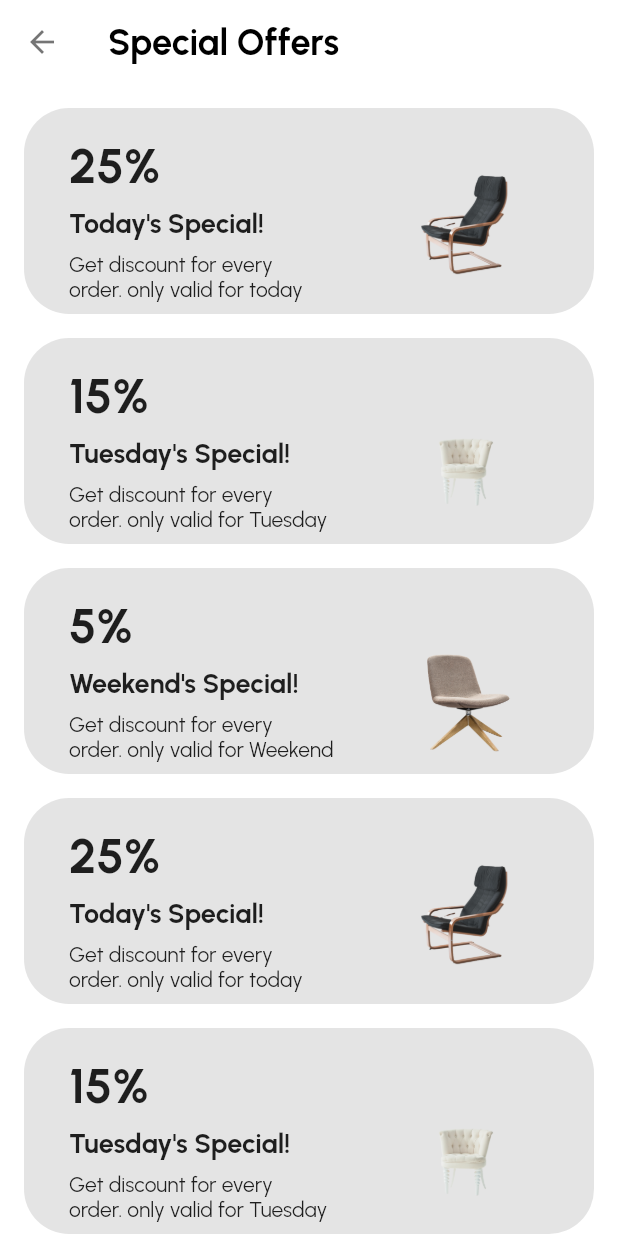
After one commit to hoajb/flutter-ecommerce-furniture, a Flutter app: the SpecialOfferPage screen opened by its route, on a phone screen of 412 x 824 dp. The commit adds this screen. Run offline on Flutter 3.47's test engine with Material 2 defaults, Android fonts, the phone set to English and light mode, and no system bars; our stand-ins replace font_awesome_flutter, shared_preferences; accounts and stored records are empty; project files that could hold a hidden picture were left out.

Commit message:
add special offers page

```diff
--- a/lib/config/routes/routes.dart
+++ b/lib/config/routes/routes.dart
@@ -7,6 +7,7 @@ import 'package:flutter_ecommerce_furniture/features/main/presentation/pages/mai
 import 'package:flutter_ecommerce_furniture/features/welcome/presentation/onboarding_page.dart';
 import 'package:flutter_ecommerce_furniture/features/welcome/presentation/welcome_page.dart';
 
+import '../../features/offer/presentation/special_offers_page.dart';
 import '../../features/product_list/presentation/page/most_popular_page.dart';
 
 class AppRoutes {
@@ -17,6 +18,7 @@ class AppRoutes {
   static const String register = '/register';
   static const String forgotPassword = '/forgot_password';
   static const String mostPopular = '/most_popular';
+  static const String specialOffers = '/special_offers';
 
   static Route<dynamic> generateRoute(RouteSettings settings) {
     switch (settings.name) {
@@ -34,6 +36,8 @@ class AppRoutes {
         return MaterialPageRoute(builder: (_) => ForgotPasswordPage());
       case mostPopular:
         return MaterialPageRoute(builder: (_) => const MostPopularPage());
+      case specialOffers:
+        return MaterialPageRoute(builder: (_) => const SpecialOfferPage());
       default:
         return MaterialPageRoute(
           builder: (_) => Scaffold(
--- a/lib/features/home/presentation/home_page.dart
+++ b/lib/features/home/presentation/home_page.dart
@@ -33,9 +33,11 @@ class _HomePageState extends State<HomePage> {
           ),
           const SizedBox(height: 16),
           HomeTitleRow(
-            title: 'Special Offer',
+            title: 'Special Offers',
             actionText: 'See All',
-            onActionPressed: () {},
+            onActionPressed: () {
+              Navigator.pushNamed(context, AppRoutes.specialOffers);
+            },
           ),
           const HomeBanners(),
           const SizedBox(height: 16),
--- a/lib/features/home/widgets/home_banners.dart
+++ b/lib/features/home/widgets/home_banners.dart
@@ -1,6 +1,8 @@
 import 'package:flutter/material.dart';
 import 'package:flutter_ecommerce_furniture/core/ext/buildcontext_ext.dart';
 import 'package:flutter_ecommerce_furniture/features/home/data/banner_entity.dart';
+
+import '../../offer/presentation/offer_banner.dart';
 
 const _colorBgLight = Color(0xffe4e4e4);
 const _colorBgDark = Color(0xff36383e);
@@ -65,7 +67,9 @@ class _HomeBannersState extends State<HomeBanners> {
               },
               itemCount: _banners.length,
               itemBuilder: (context, index) {
-                return _buildBannerView();
+                return OfferBanner(
+                  item: _banners[_currentPage],
+                );
               },
             ),
             Container(
@@ -97,44 +101,44 @@ class _HomeBannersState extends State<HomeBanners> {
     });
   }
 
-  Widget _buildBannerView() {
-    return Padding(
-      padding: const EdgeInsets.fromLTRB(30, 20, 20, 10),
-      child: Row(
-        children: [
-          Expanded(
-            flex: 6,
-            child: Column(
-              crossAxisAlignment: CrossAxisAlignment.start,
-              children: [
-                Text(
-                  _banners[_currentPage].discount,
-                  style: const TextStyle(
-                      fontSize: 32, fontWeight: FontWeight.bold),
-                ),
-                const SizedBox(height: 8),
-                Text(
-                  _banners[_currentPage].title,
-                  style: const TextStyle(
-                      fontSize: 18, fontWeight: FontWeight.bold),
-                ),
-                const SizedBox(height: 8),
-                Text(_banners[_currentPage].message),
-              ],
-            ),
-          ),
-          Expanded(
-            flex: 4,
-            child: Image.asset(
-              _banners[_currentPage].assetProductImage,
-              width: 180,
-              height: 180,
-            ),
-          ),
-        ],
-      ),
-    );
-  }
+  // Widget _buildBannerView() {
+  //   return Padding(
+  //     padding: const EdgeInsets.fromLTRB(30, 20, 20, 10),
+  //     child: Row(
+  //       children: [
+  //         Expanded(
+  //           flex: 6,
+  //           child: Column(
+  //             crossAxisAlignment: CrossAxisAlignment.start,
+  //             children: [
+  //               Text(
+  //                 _banners[_currentPage].discount,
+  //                 style: const TextStyle(
+  //                     fontSize: 32, fontWeight: FontWeight.bold),
+  //               ),
+  //               const SizedBox(height: 8),
+  //               Text(
+  //                 _banners[_currentPage].title,
+  //                 style: const TextStyle(
+  //                     fontSize: 18, fontWeight: FontWeight.bold),
+  //               ),
+  //               const SizedBox(height: 8),
+  //               Text(_banners[_currentPage].message),
+  //             ],
+  //           ),
+  //         ),
+  //         Expanded(
+  //           flex: 4,
+  //           child: Image.asset(
+  //             _banners[_currentPage].assetProductImage,
+  //             width: 180,
+  //             height: 180,
+  //           ),
+  //         ),
+  //       ],
+  //     ),
+  //   );
+  // }
 
   List<Widget> _buildPageIndicator() {
     List<Widget> indicators = [];
--- /dev/null
+++ b/lib/features/offer/presentation/offer_banner.dart
@@ -0,0 +1,49 @@
+import 'package:flutter/material.dart';
+
+import '../../home/data/banner_entity.dart';
+
+class OfferBanner extends StatelessWidget {
+  final BannerEntity item;
+
+  const OfferBanner({super.key, required this.item});
+
+  @override
+  Widget build(BuildContext context) {
+    return Padding(
+      padding: const EdgeInsets.fromLTRB(30, 20, 20, 10),
+      child: Row(
+        children: [
+          Expanded(
+            flex: 6,
+            child: Column(
+              crossAxisAlignment: CrossAxisAlignment.start,
+              children: [
+                Text(
+                  item.discount,
+                  style: const TextStyle(
+                      fontSize: 32, fontWeight: FontWeight.bold),
+                ),
+                const SizedBox(height: 8),
+                Text(
+                  item.title,
+                  style: const TextStyle(
+                      fontSize: 18, fontWeight: FontWeight.bold),
+                ),
+                const SizedBox(height: 8),
+                Text(item.message),
+              ],
+            ),
+          ),
+          Expanded(
+            flex: 4,
+            child: Image.asset(
+              item.assetProductImage,
+              width: 180,
+              height: 180,
+            ),
+          ),
+        ],
+      ),
+    );
+  }
+}
--- /dev/null
+++ b/lib/features/offer/presentation/special_offers_page.dart
@@ -0,0 +1,105 @@
+import 'package:flutter/material.dart';
+import 'package:flutter_ecommerce_furniture/core/ext/buildcontext_ext.dart';
+import 'package:flutter_ecommerce_furniture/features/offer/presentation/offer_banner.dart';
+
+import '../../home/data/banner_entity.dart';
+
+const _colorBgLight = Color(0xffe4e4e4);
+const _colorBgDark = Color(0xff36383e);
+
+final List<BannerEntity> _banners = [
+  BannerEntity(
+      assetProductImage: 'assets/images/product-chair-1-removebg.png',
+      discount: '25%',
+      title: 'Today\'s Special!',
+      message: 'Get discount for every\norder. only valid for today'),
+  BannerEntity(
+      assetProductImage: 'assets/images/product-sofa-removebg-1.png',
+      discount: '15%',
+      title: 'Tuesday\'s Special!',
+      message: 'Get discount for every\norder. only valid for Tuesday'),
+  BannerEntity(
+      assetProductImage: 'assets/images/product-sofa-removebg-2.png',
+      discount: '5%',
+      title: 'Weekend\'s Special!',
+      message: 'Get discount for every\norder. only valid for Weekend'),
+  BannerEntity(
+      assetProductImage: 'assets/images/product-chair-1-removebg.png',
+      discount: '25%',
+      title: 'Today\'s Special!',
+      message: 'Get discount for every\norder. only valid for today'),
+  BannerEntity(
+      assetProductImage: 'assets/images/product-sofa-removebg-1.png',
+      discount: '15%',
+      title: 'Tuesday\'s Special!',
+      message: 'Get discount for every\norder. only valid for Tuesday'),
+  BannerEntity(
+      assetProductImage: 'assets/images/product-sofa-removebg-2.png',
+      discount: '5%',
+      title: 'Weekend\'s Special!',
+      message: 'Get discount for every\norder. only valid for Weekend'),
+  BannerEntity(
+      assetProductImage: 'assets/images/product-chair-1-removebg.png',
+      discount: '25%',
+      title: 'Today\'s Special!',
+      message: 'Get discount for every\norder. only valid for today'),
+  BannerEntity(
+      assetProductImage: 'assets/images/product-sofa-removebg-1.png',
+      discount: '15%',
+      title: 'Tuesday\'s Special!',
+      message: 'Get discount for every\norder. only valid for Tuesday'),
+  BannerEntity(
+      assetProductImage: 'assets/images/product-sofa-removebg-2.png',
+      discount: '5%',
+      title: 'Weekend\'s Special!',
+      message: 'Get discount for every\norder. only valid for Weekend'),
+];
+
+class SpecialOfferPage extends StatelessWidget {
+  const SpecialOfferPage({super.key});
+
+  @override
+  Widget build(BuildContext context) {
+    return Scaffold(
+      appBar: AppBar(
+        title: const Text(
+          'Special Offers',
+          style: TextStyle(fontWeight: FontWeight.bold, fontSize: 24),
+        ),
+      ),
+      body: ListView.separated(
+          padding: const EdgeInsets.all(16),
+          itemCount: _banners.length,
+          separatorBuilder: (BuildContext context, int index) =>
+              const SizedBox(height: 16),
+          itemBuilder: (BuildContext context, int index) {
+            return SpecialOfferItem(
+              item: _banners[index],
+            );
+          }),
+    );
+  }
+}
+
+class SpecialOfferItem extends StatelessWidget {
+  final BannerEntity item;
+
+  const SpecialOfferItem({super.key, required this.item});
+
+  @override
+  Widget build(BuildContext context) {
+    final isDark = context.isDarkModeEnabled;
+    final screenHeight = MediaQuery.of(context).size.height;
+    return SizedBox(
+      height: screenHeight * 1 / 6,
+      child: Container(
+        decoration: BoxDecoration(
+          color: isDark ? _colorBgDark : _colorBgLight,
+          borderRadius: BorderRadius.circular(30),
+        ),
+        child: OfferBanner(item: item),
+      ),
+    );
+    ;
+  }
+}
```
